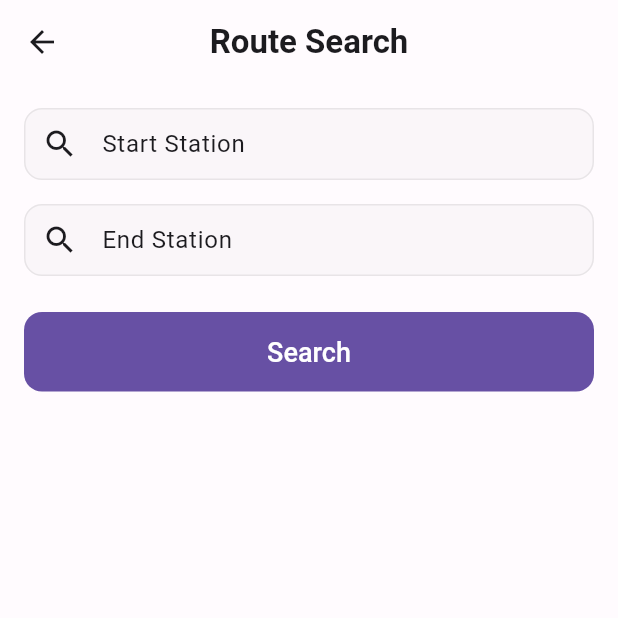
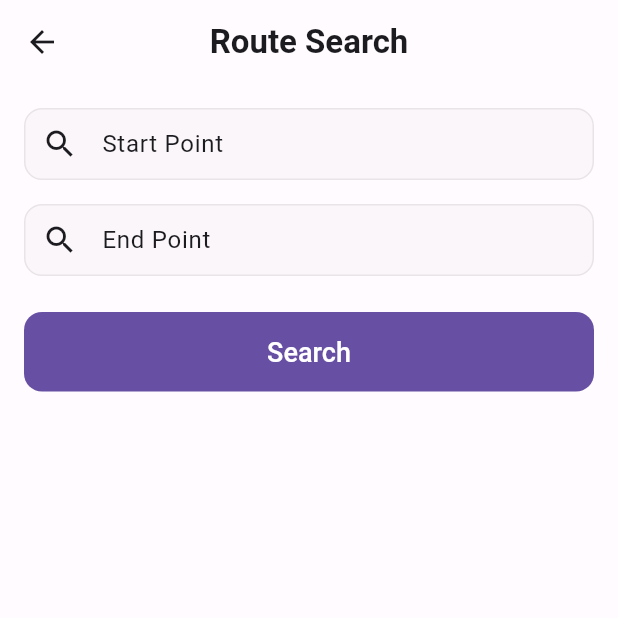
Before and after one commit to Yanrong-Wang/NUS_SmartNavi, a Flutter app: the NavigationScreen screen opened by its route, on a phone screen of 412 x 824 dp, the top half of it. Run offline on Flutter 3.47's test engine with Material 3 defaults, Android fonts, the phone set to English and light mode, and no system bars; our stand-ins replace auto_route, cloud_firestore, firebase_auth, firebase_core, freezed_annotation, shared_preferences and 2 more; missing offline and left inert: dart:js_interop, firebase_ui_auth, search_page; accounts and stored records are empty.

Commit message:
Change prompt in navigation screen

```diff
--- a/smartnavi/lib/pages/homescreens/navigation_screen.dart
+++ b/smartnavi/lib/pages/homescreens/navigation_screen.dart
@@ -81,7 +81,7 @@ class _NavigationScreenState extends State<NavigationScreen> {
 
     if (start.isEmpty || end.isEmpty) {
       setState(() {
-        _errorMessage = 'Please enter both start and end station.';
+        _errorMessage = 'Please enter both start and end point.';
         _isLoading = false;
       });
       return;
@@ -148,7 +148,7 @@ class _NavigationScreenState extends State<NavigationScreen> {
                   // Start Station Autocomplete Field
                   _buildAutocompleteField(
                     controller: _startStationController,
-                    labelText: 'Start Station',
+                    labelText: 'Start Point',
                     hintText: 'e.g., S17',
                   ),
                   const SizedBox(height: 16),
@@ -156,7 +156,7 @@ class _NavigationScreenState extends State<NavigationScreen> {
                   // End Station Autocomplete Field
                   _buildAutocompleteField(
                     controller: _endStationController,
-                    labelText: 'End Station',
+                    labelText: 'End Point',
                     hintText: 'e.g., UTown',
                   ),
                   const SizedBox(height: 24),
--- a/smartnavi/lib/services/firestore_service.dart
+++ b/smartnavi/lib/services/firestore_service.dart
@@ -92,7 +92,7 @@ Future<void> addSchedule(Schedule schedule) async {
 
     // 5. Call the check with the complete, correct schedule object
     // Force check immediate notification regardless of cached permission state
-    print('=== FORCE CHECKING IMMEDIATE NOTIFICATION ===');
+    print('CHECKING IMMEDIATE NOTIFICATION FOR NEW SCHEDULE');
     print('Permission granted (cached): $_notificationPermissionGranted');
     print('Notifications enabled (cached): $_notificationEnabled');
 
```
